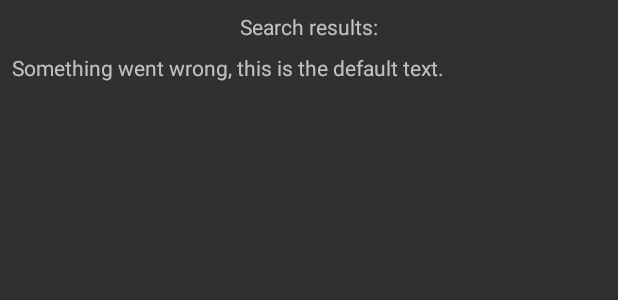
After one commit to Hedge77/GroupProjectApp, an Android app: the layout fragment_display_results.xml on its own in the app's theme, with its tools: preview values and no code run, on a phone screen of 412 x 824 dp. The commit adds this screen. Shown: the top 300 px of the screen. Run offline under Robolectric (Android 15) with nearby library versions, the phone set to English and light mode, and no system bars.

Commit message:
Added DisplayResultsFragment Item Class implemented

```diff
--- /dev/null
+++ b/app/src/main/res/layout/fragment_display_results.xml
@@ -0,0 +1,39 @@
+<android.support.constraint.ConstraintLayout xmlns:android="http://schemas.android.com/apk/res/android"
+    xmlns:app="http://schemas.android.com/apk/res-auto"
+    xmlns:tools="http://schemas.android.com/tools"
+    android:layout_width="match_parent"
+    android:layout_height="match_parent"
+    tools:context="group7.tcss450.uw.edu.groupprojectapp.DisplayResultsFragment">
+
+    <!-- TODO: Update blank fragment layout -->
+
+    <TextView
+        android:id="@+id/resultsTextView"
+        android:layout_width="wrap_content"
+        android:layout_height="wrap_content"
+        android:text="@string/results_text_view_text"
+        app:layout_constraintTop_toTopOf="parent"
+        android:layout_marginTop="8dp"
+        android:layout_marginLeft="8dp"
+        app:layout_constraintLeft_toLeftOf="parent"
+        android:layout_marginRight="8dp"
+        app:layout_constraintRight_toRightOf="parent"
+        android:layout_marginStart="8dp"
+        android:layout_marginEnd="8dp" />
+
+    <TextView
+        android:id="@+id/displayResults"
+        android:layout_width="match_parent"
+        android:layout_height="0dp"
+        android:layout_marginBottom="8dp"
+        android:layout_marginLeft="8dp"
+        android:layout_marginRight="8dp"
+        android:layout_marginTop="8dp"
+        android:text="@string/default_result"
+        app:layout_constraintBottom_toBottomOf="parent"
+        app:layout_constraintLeft_toLeftOf="parent"
+        app:layout_constraintRight_toRightOf="parent"
+        app:layout_constraintTop_toBottomOf="@+id/resultsTextView"
+        app:layout_constraintVertical_bias="0.0" />
+
+</android.support.constraint.ConstraintLayout>
--- a/app/src/main/res/values/strings.xml
+++ b/app/src/main/res/values/strings.xml
@@ -18,6 +18,10 @@
     <string name="search_text">Search for an item here:</string>
     <string name="search_hint">Enter search terms</string>
     <string name="search_button_text">Search</string>
+    <string name="results_text_view_text">Search results:</string>
+    <string name="default_result">Something went wrong, this is the default text.</string>
+
+    <string name="items_key">itemKey</string>
 
     <string name="searched_words">Searched words</string>
 </resources>
```
Also changed, not shown: app/src/main/java/group7/tcss450/uw/edu/groupprojectapp/DisplayResultsFragment.java (added, +85 -0 lines), app/src/main/java/group7/tcss450/uw/edu/groupprojectapp/Main2Activity.java (+18 -1 lines), app/src/main/java/model/Item.java (+47 -0 lines).
